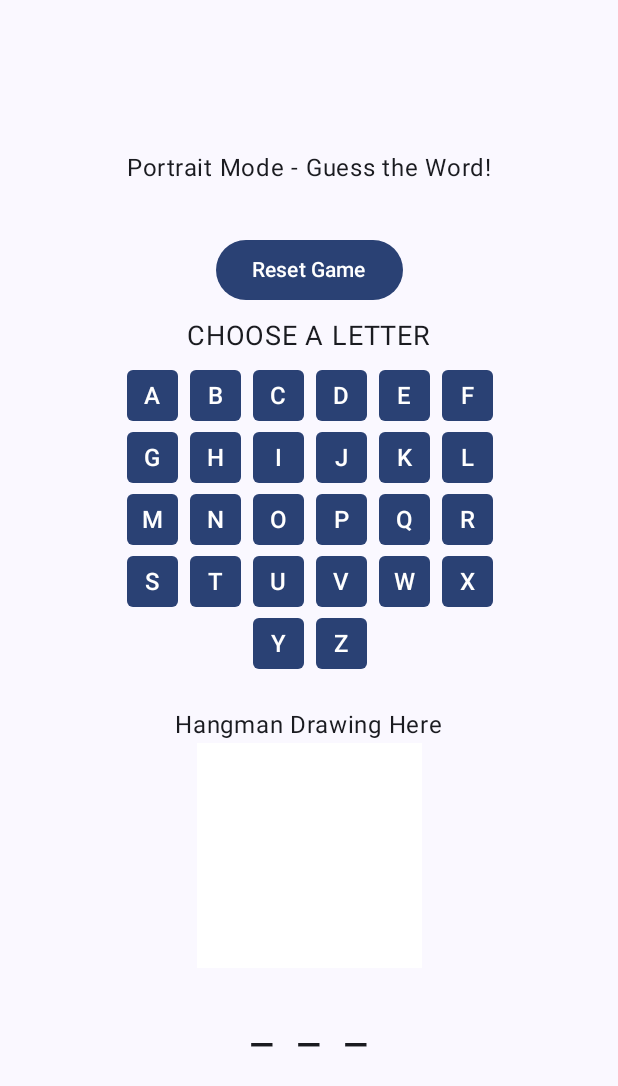
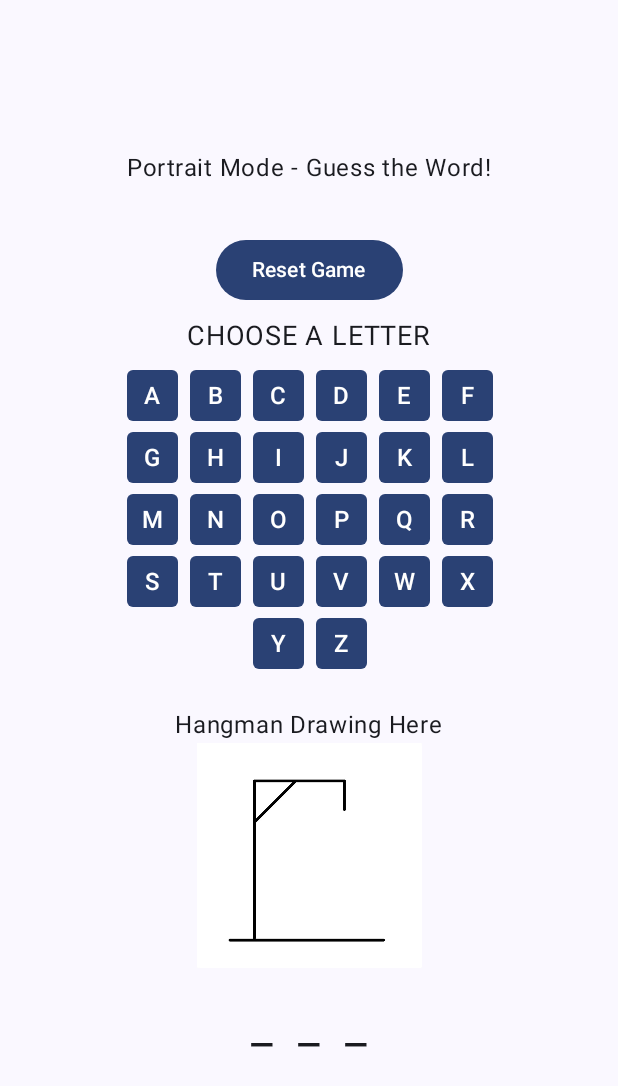
Before and after one commit to akemisai/AkemiSai-EdwardMarecos-HangmanGameApp, an Android app built with Jetpack Compose: the screen it shows after launch (MainActivity), on a phone screen of 412 x 824 dp. Shown: the top 1086 px of the screen. Run offline under Robolectric (Android 15) with nearby library versions, the phone set to English and light mode, and no system bars.

```diff
--- a/app/src/main/java/com/example/hangmangame/MainActivity.kt
+++ b/app/src/main/java/com/example/hangmangame/MainActivity.kt
@@ -51,10 +51,10 @@ fun Hangman(modifier: Modifier = Modifier) {
         "DOG" to "Animal",
         "PENCIL" to "Stationery",
     )
-    var currentWord by remember { mutableStateOf(wordHints.keys.random()) } // Select a random word
-    var currentHint by remember { mutableStateOf(wordHints[currentWord]!!) } // Get corresponding hint
+    val currentWord by remember { mutableStateOf(wordHints.keys.random()) } // Select a random word
+    val currentHint by remember { mutableStateOf(wordHints[currentWord]!!) } // Get corresponding hint
     var hintLeft by remember { mutableStateOf(3) }
-    var remainingTurns by remember { mutableStateOf(11) }
+    var remainingTurns by remember { mutableStateOf(6 ) }
     var hintMessage by remember { mutableStateOf("") } // State variable for the hint message
     var showHint by remember { mutableStateOf(false) } // Flag to show hint
     val context = LocalContext.current
@@ -314,11 +314,11 @@ fun Panel3(
     ) {
         Text(text = "Hangman Drawing Here")
         val imageResId = when (remainingTurns) {
-            11 -> R.drawable.hangman11
-            10 -> R.drawable.hangman10
-            9 -> R.drawable.hangman9
-            8 -> R.drawable.hangman8
-            7 -> R.drawable.hangman7
+//            11 -> R.drawable.hangman11
+//            10 -> R.drawable.hangman10
+//            9 -> R.drawable.hangman9
+//            8 -> R.drawable.hangman8
+//            7 -> R.drawable.hangman7
             6 -> R.drawable.hangman6
             5 -> R.drawable.hangman5
             4 -> R.drawable.hangman4
```
